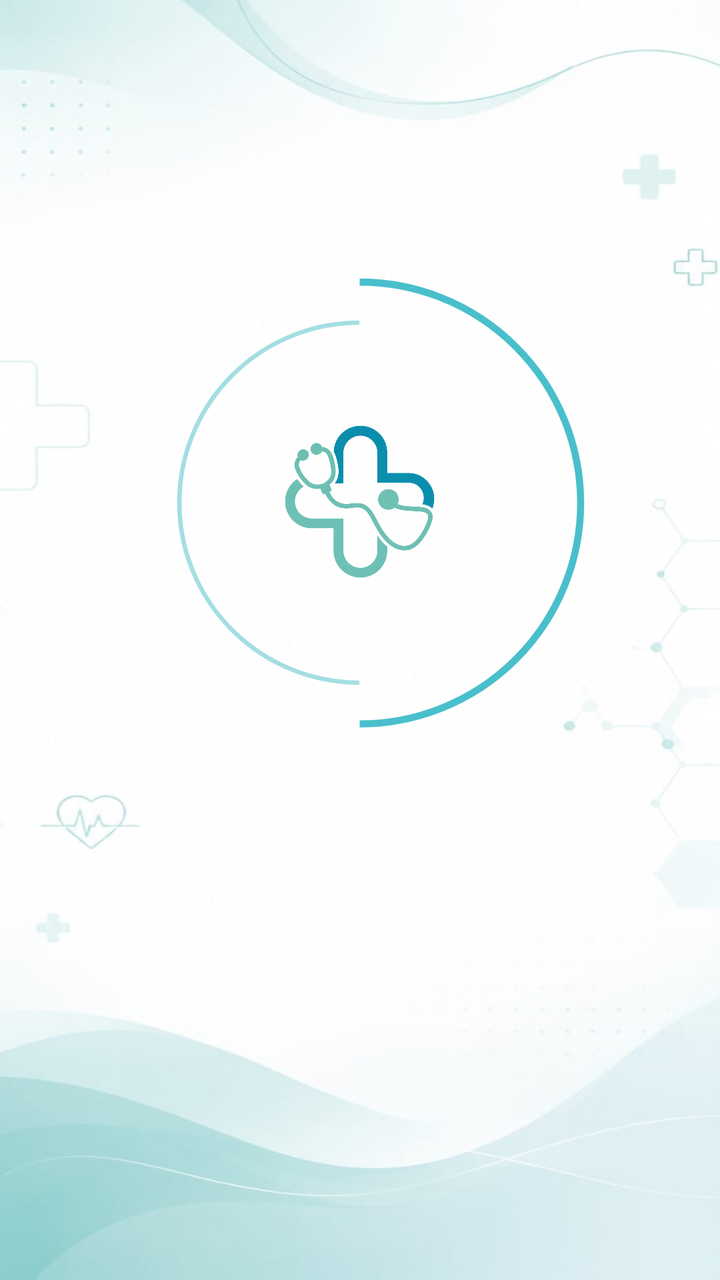
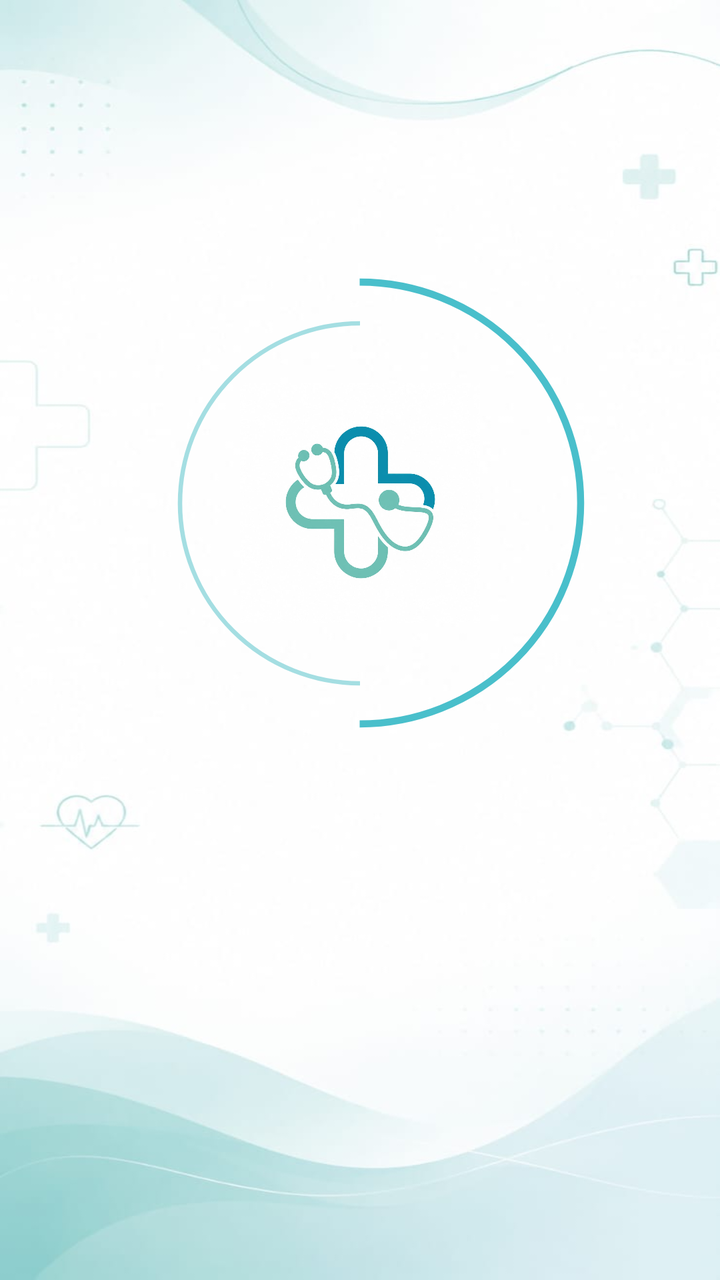

An Android layout rendered at two revisions. The XML below is the earlier revision; the diff shows what the commit changed to produce the second picture.
<!-- AndroidManifest.xml: application theme Theme.HackathonProject -->
<!-- res/layout/activity_splash.xml -->
<?xml version="1.0" encoding="utf-8"?>
<LinearLayout
    xmlns:android="http://schemas.android.com/apk/res/android"

    android:layout_width="match_parent"
    android:layout_height="match_parent"

    android:orientation="vertical"
    android:gravity="center"

    android:background="@drawable/backkkk"

    android:paddingStart="20dp"
    android:paddingEnd="20dp">


    <FrameLayout

        android:id="@+id/logoContainer"

        android:layout_width="235dp"
        android:layout_height="235dp"

        android:layout_gravity="center">


        

        <ImageView

            android:id="@+id/outerRing"

            android:layout_width="235dp"
            android:layout_height="235dp"

            android:layout_gravity="center"

            android:src="@drawable/ring_outer"

            android:scaleType="fitCenter"

            android:contentDescription="@null" />


        

        <ImageView

            android:id="@+id/innerRing"

            android:layout_width="200dp"
            android:layout_height="200dp"

            android:layout_gravity="center"

            android:src="@drawable/ring_inner"

            android:scaleType="fitCenter"

            android:contentDescription="@null" />


        

        <ImageView

            android:id="@+id/logo"

            android:layout_width="120dp"
            android:layout_height="120dp"

            android:layout_gravity="center"

            android:src="@drawable/health"

            android:scaleType="fitCenter"

            android:contentDescription="HealthConnect Logo" />

    </FrameLayout>


    
    
    

    <TextView

        android:id="@+id/appName"

        android:layout_width="wrap_content"
        android:layout_height="wrap_content"

        android:layout_marginTop="18dp"

        android:text="HealthConnect"

        android:textColor="#078BA8"

        android:textSize="30sp"

        android:textStyle="bold"

        android:fontFamily="@font/poppins_bold"

        android:gravity="center"

        android:alpha="0" />


    
    
    

    <TextView

        android:id="@+id/subtitle"

        android:layout_width="wrap_content"
        android:layout_height="wrap_content"

        android:layout_marginTop="4dp"

        android:text="Health Camp &amp; Checkup Locator"

        android:textColor="#385B63"

        android:textSize="13sp"

        android:fontFamily="@font/poppins_medium"

        android:gravity="center"

        android:alpha="0" />


    
    
    

    <LinearLayout

        android:id="@+id/dividerLayout"

        android:layout_width="180dp"
        android:layout_height="28dp"

        android:layout_marginTop="10dp"

        android:gravity="center"

        android:orientation="horizontal"

        android:alpha="0">


        <View

            android:layout_width="60dp"
            android:layout_height="1dp"

            android:background="#55C7D2" />


        <TextView

            android:layout_width="wrap_content"
            android:layout_height="wrap_content"

            android:layout_marginStart="10dp"
            android:layout_marginEnd="10dp"

            android:text="✦"

            android:textColor="#159FB2"

            android:textSize="12sp"

            android:fontFamily="@font/poppins_medium" />


        <View

            android:layout_width="60dp"
            android:layout_height="1dp"

            android:background="#55C7D2" />

    </LinearLayout>

    <TextView

        android:id="@+id/tagline"

        android:layout_width="wrap_content"
        android:layout_height="wrap_content"

        android:layout_marginTop="1dp"

        android:text="Stay Informed. Stay Healthy."

        android:textColor="#45656C"

        android:textSize="13sp"

        android:fontFamily="@font/poppins"

        android:letterSpacing="0.025"

        android:gravity="center"

        android:alpha="0" />

</LinearLayout>
<!-- resources referenced by this layout -->
<resources>
  <!-- drawable backkkk: jpeg bitmap (drawable, 21437 bytes) -->
  <!-- drawable health: jpeg bitmap (drawable, 44509 bytes) -->
  <!-- drawable ring_inner (drawable) -->
  <?xml version="1.0" encoding="utf-8"?>
  <vector xmlns:android="http://schemas.android.com/apk/res/android"
      android:width="220dp"
      android:height="220dp"
      android:viewportWidth="100"
      android:viewportHeight="100">
  
      <path
          android:pathData="M50,5 A45,45 0,1 0,50,95"
          android:fillColor="@android:color/transparent"
          android:strokeColor="#A4DEE2"
          android:strokeWidth="1.1" />
  
  </vector>
  <!-- drawable ring_outer (drawable) -->
  <?xml version="1.0" encoding="utf-8"?>
  <vector xmlns:android="http://schemas.android.com/apk/res/android"
      android:width="260dp"
      android:height="260dp"
      android:viewportWidth="100"
      android:viewportHeight="100">
  
      <path
          android:pathData="M50,3 A47,47 0,1 1,50,97"
          android:fillColor="@android:color/transparent"
          android:strokeColor="#49BFCB"
          android:strokeWidth="1.5" />
  
  </vector>
  <style name="Theme.HackathonProject" parent="Base.Theme.HackathonProject" />
  <style name="Base.Theme.HackathonProject" parent="Theme.Material3.DayNight.NoActionBar">
          
          
      </style>
</resources>

<!-- the commit's change to res/layout/activity_splash.xml (unified diff, before → after) -->
@@ -18,8 +18,8 @@
 
         android:id="@+id/logoContainer"
 
-        android:layout_width="235dp"
-        android:layout_height="235dp"
+        android:layout_width="236dp"
+        android:layout_height="236dp"
 
         android:layout_gravity="center">
 
